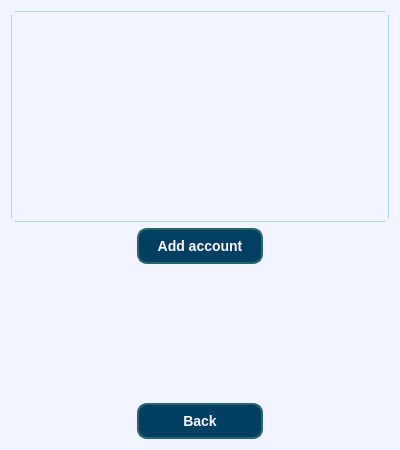
Qt form course_work/source/menu/Lists menu/accounts_window.ui (R-Kiselev/Lab1) before a commit.
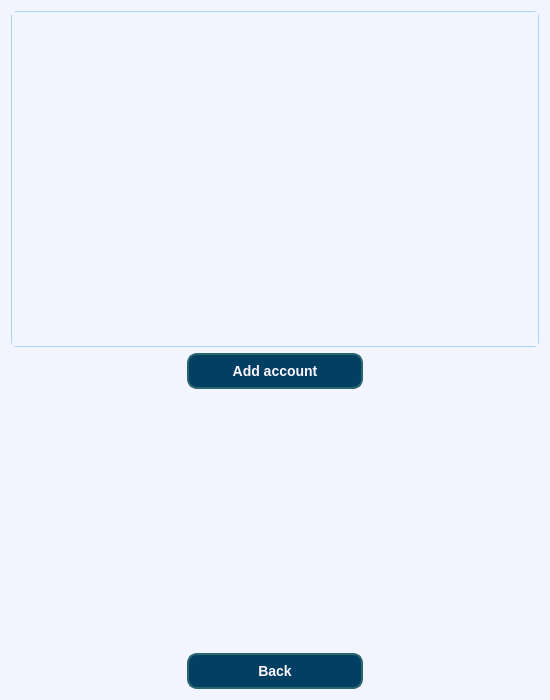
The same form after that commit.

```diff
--- a/course_work/source/menu/Lists menu/accounts_window.ui
+++ b/course_work/source/menu/Lists menu/accounts_window.ui
@@ -6,8 +6,8 @@
    <rect>
     <x>0</x>
     <y>0</y>
-    <width>400</width>
-    <height>450</height>
+    <width>550</width>
+    <height>700</height>
    </rect>
   </property>
   <property name="windowTitle">
@@ -117,8 +117,8 @@
        <rect>
         <x>0</x>
         <y>0</y>
-        <width>380</width>
-        <height>211</height>
+        <width>530</width>
+        <height>336</height>
        </rect>
       </property>
      </widget>
```
Left out of the diff: 10 changed lines with no effect on the pictures.
